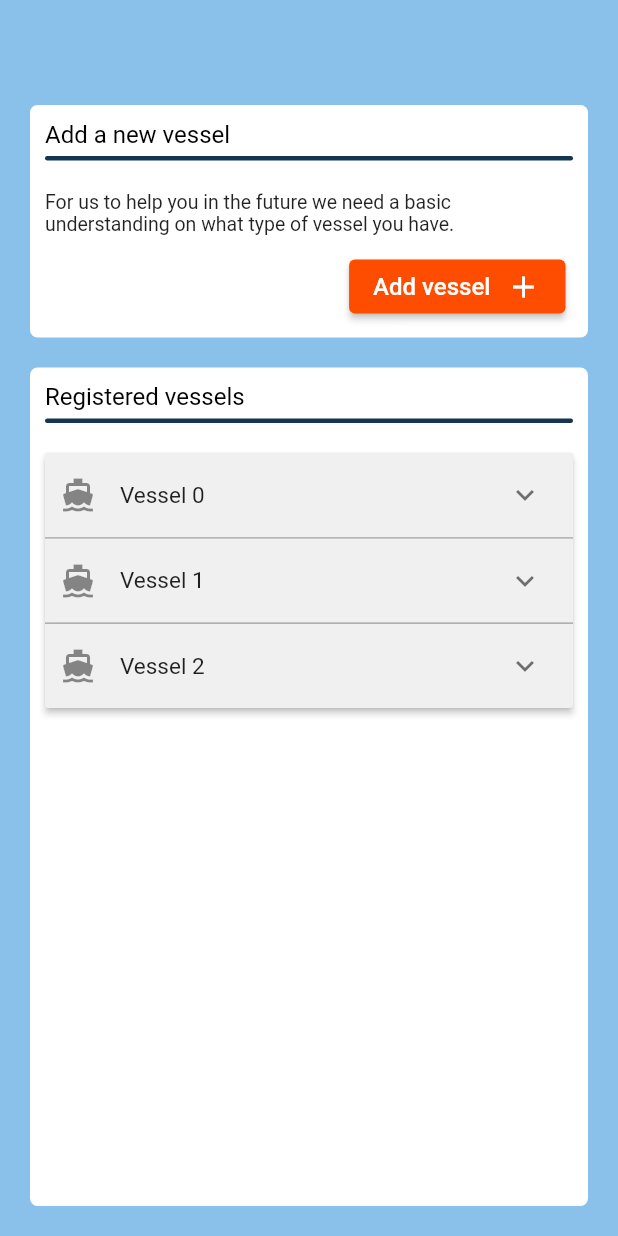
After one commit to Mattias170624/Cetasol_App, a Flutter app: the VesselScreen screen opened directly, on a phone screen of 412 x 824 dp. The commit adds this screen. Run offline on Flutter 3.47's test engine with Material 2 defaults, Android fonts, the phone set to English and light mode, and no system bars; our stand-ins replace awesome_bottom_bar, cloud_firestore, firebase_auth, firebase_core, form_field_validator, intl_phone_number_input and 2 more; accounts and stored records are empty.

Commit message:
Added a scrollable static list of vessels

```diff
--- /dev/null
+++ b/lib/Models/registered_vessel_model.dart
@@ -0,0 +1,11 @@
+class RegisteredVesselItem {
+  String? expandedValue;
+  String? headerValue;
+  bool isExpanded;
+
+  RegisteredVesselItem({
+    this.expandedValue,
+    this.headerValue,
+    this.isExpanded = false,
+  });
+}
--- a/lib/Screens/dynamic_home_screen.dart
+++ b/lib/Screens/dynamic_home_screen.dart
@@ -4,9 +4,9 @@ import 'dart:io';
 
 import 'package:cetasol_app/Models/channel_model.dart';
 import 'package:cetasol_app/Screens/media_screen.dart';
+import 'package:cetasol_app/Screens/vessel_screen.dart';
 import 'package:cetasol_app/Widgets/NavScreenWidgets/SettingsPage/settings_screen.dart';
 import 'package:cetasol_app/Screens/trouble_shoot_screen.dart';
-import 'package:cetasol_app/Widgets/NavScreenWidgets/VesselPage/vessel_screen.dart';
 import 'package:flutter/material.dart';
 import 'package:awesome_bottom_bar/awesome_bottom_bar.dart';
 import 'package:awesome_bottom_bar/widgets/inspired/inspired.dart';
--- /dev/null
+++ b/lib/Screens/vessel_screen.dart
@@ -0,0 +1,26 @@
+// ignore_for_file: prefer_const_constructors
+
+import 'package:cetasol_app/Widgets/NavScreenWidgets/VesselPage/add_vessel_container.dart';
+import 'package:cetasol_app/Widgets/NavScreenWidgets/VesselPage/registered_vessels.dart';
+import 'package:flutter/material.dart';
+
+class VesselScreen extends StatelessWidget {
+  @override
+  Widget build(BuildContext context) {
+    return Scaffold(
+      backgroundColor: Theme.of(context).colorScheme.secondary,
+      body: SizedBox(
+        width: double.infinity,
+        child: Column(
+          children: [
+            Padding(padding: EdgeInsets.only(top: 50)),
+            AddVesselContainer(),
+            Expanded(
+              child: RegisteredVessels(),
+            ),
+          ],
+        ),
+      ),
+    );
+  }
+}
--- /dev/null
+++ b/lib/Widgets/NavScreenWidgets/VesselPage/add_vessel_container.dart
@@ -0,0 +1,77 @@
+// ignore_for_file: prefer_const_constructors
+
+import 'package:flutter/material.dart';
+
+class AddVesselContainer extends StatelessWidget {
+  @override
+  Widget build(BuildContext context) {
+    return Container(
+      width: double.infinity,
+      margin: EdgeInsets.all(20),
+      padding: EdgeInsets.all(10),
+      decoration: BoxDecoration(
+        color: Colors.white,
+        borderRadius: BorderRadius.all(
+          Radius.circular(5),
+        ),
+      ),
+      child: Column(
+        children: [
+          Container(
+            alignment: Alignment.centerLeft,
+            child: Text(
+              'Add a new vessel',
+              style: TextStyle(
+                color: Theme.of(context).colorScheme.surface,
+                fontWeight: FontWeight.w400,
+                fontSize: 16,
+              ),
+            ),
+          ),
+          Container(
+            width: double.infinity,
+            margin: EdgeInsets.only(bottom: 20, top: 5),
+            height: 3,
+            decoration: BoxDecoration(
+              borderRadius: BorderRadius.circular(10),
+              color: Theme.of(context).colorScheme.primary,
+            ),
+          ),
+          Text(
+            'For us to help you in the future we need a basic understanding on what type of vessel you have.',
+            style: TextStyle(fontSize: 13),
+          ),
+          Container(
+            margin: EdgeInsets.only(right: 5, top: 10),
+            alignment: Alignment.centerRight,
+            child: ElevatedButton(
+              onPressed: () {},
+              style: ElevatedButton.styleFrom(
+                primary: Theme.of(context).colorScheme.onPrimary,
+              ),
+              child: Row(
+                mainAxisSize: MainAxisSize.min,
+                children: [
+                  Text(
+                    'Add vessel',
+                    style: TextStyle(
+                      color: Theme.of(context).colorScheme.onSurface,
+                      fontSize: 16,
+                    ),
+                  ),
+                  Padding(
+                    padding: EdgeInsets.only(left: 10),
+                  ),
+                  Icon(
+                    Icons.add,
+                    color: Theme.of(context).colorScheme.onSurface,
+                  ),
+                ],
+              ),
+            ),
+          ),
+        ],
+      ),
+    );
+  }
+}
--- /dev/null
+++ b/lib/Widgets/NavScreenWidgets/VesselPage/registered_vessels.dart
@@ -0,0 +1,121 @@
+// ignore_for_file: prefer_const_constructors
+
+import 'package:cetasol_app/Models/registered_vessel_model.dart';
+import 'package:flutter/material.dart';
+
+class RegisteredVessels extends StatefulWidget {
+  @override
+  State<RegisteredVessels> createState() => _RegisteredVesselsState();
+}
+
+// Item generator for the vessel list
+List<RegisteredVesselItem> _generateItems(int numberOfItems) {
+  return List<RegisteredVesselItem>.generate(
+    numberOfItems,
+    (int index) {
+      return RegisteredVesselItem(
+        headerValue: 'Vessel $index',
+        expandedValue: 'This is item number $index',
+      );
+    },
+  );
+}
+
+class _RegisteredVesselsState extends State<RegisteredVessels> {
+  final List<RegisteredVesselItem> _data = _generateItems(3);
+  int _selectedItemIndex = 0;
+
+  @override
+  Widget build(BuildContext context) {
+    return Container(
+      width: double.infinity,
+      margin: EdgeInsets.only(right: 20, left: 20, bottom: 20, top: 0),
+      padding: EdgeInsets.all(10),
+      decoration: BoxDecoration(
+        color: Colors.white,
+        borderRadius: BorderRadius.all(
+          Radius.circular(5),
+        ),
+      ),
+      child: SingleChildScrollView(
+        child: Column(
+          children: [
+            Container(
+              alignment: Alignment.centerLeft,
+              child: Text(
+                'Registered vessels',
+                style: TextStyle(
+                  color: Theme.of(context).colorScheme.surface,
+                  fontWeight: FontWeight.w400,
+                  fontSize: 16,
+                ),
+              ),
+            ),
+            Container(
+              width: double.infinity,
+              margin: EdgeInsets.only(bottom: 20, top: 5),
+              height: 3,
+              decoration: BoxDecoration(
+                borderRadius: BorderRadius.circular(10),
+                color: Theme.of(context).colorScheme.primary,
+              ),
+            ),
+            SingleChildScrollView(
+              child: _buildPanel(),
+            )
+          ],
+        ),
+      ),
+    );
+  }
+
+  // Expansion panel list
+  Widget _buildPanel() {
+    return ExpansionPanelList(
+      expandedHeaderPadding: EdgeInsets.all(0),
+      dividerColor: Colors.grey,
+      elevation: 2,
+      expansionCallback: (int index, bool isExpanded) {
+        setState(() {
+          for (var element in _data) {
+            element.isExpanded = false;
+          }
+          _data[_selectedItemIndex].isExpanded = false;
+          _data[index].isExpanded = !isExpanded;
+          _selectedItemIndex = index;
+        });
+      },
+      children: _data.map<ExpansionPanel>(
+        (RegisteredVesselItem item) {
+          return ExpansionPanel(
+            headerBuilder: (BuildContext context, bool isExpanded) {
+              return ListTile(
+                leading: Icon(Icons.directions_boat_filled),
+                minLeadingWidth: 0,
+                contentPadding: EdgeInsets.only(left: 10),
+                title: Text(
+                  item.headerValue!,
+                  style: TextStyle(fontSize: 15),
+                ),
+              );
+            },
+            body: Container(
+              width: double.infinity,
+              padding: EdgeInsets.only(left: 10, bottom: 8, right: 10),
+              child: Column(
+                crossAxisAlignment: CrossAxisAlignment.start,
+                children: [
+                  Text('Vessel info 1'),
+                  Text('Vessel info 2'),
+                  Text('Vessel info 3'),
+                ],
+              ),
+            ),
+            backgroundColor: Color.fromARGB(255, 240, 240, 240),
+            isExpanded: item.isExpanded,
+          );
+        },
+      ).toList(),
+    );
+  }
+}
--- a/lib/Widgets/NavScreenWidgets/VesselPage/vessel_screen.dart
+++ /dev/null
@@ -1,14 +0,0 @@
-import 'package:flutter/material.dart';
-import 'package:flutter/src/widgets/container.dart';
-import 'package:flutter/src/widgets/framework.dart';
-
-class VesselScreen extends StatelessWidget {
-  const VesselScreen({super.key});
-
-  @override
-  Widget build(BuildContext context) {
-    return Center(
-      child: Text('Vessel page'),
-    );
-  }
-}
```
